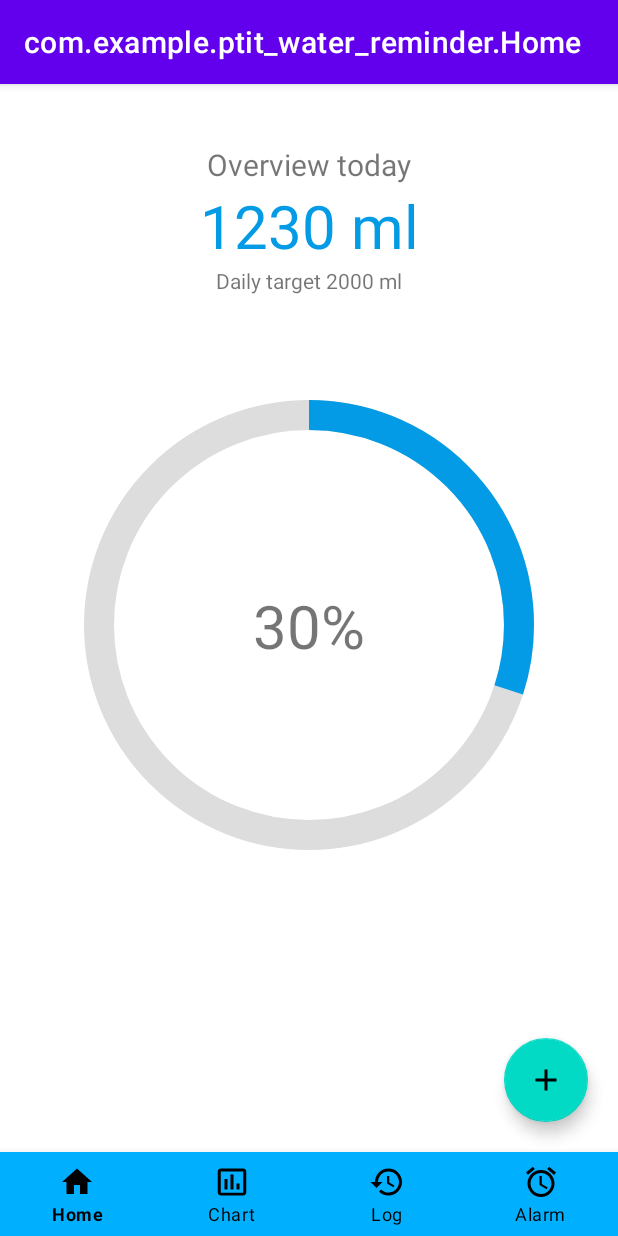
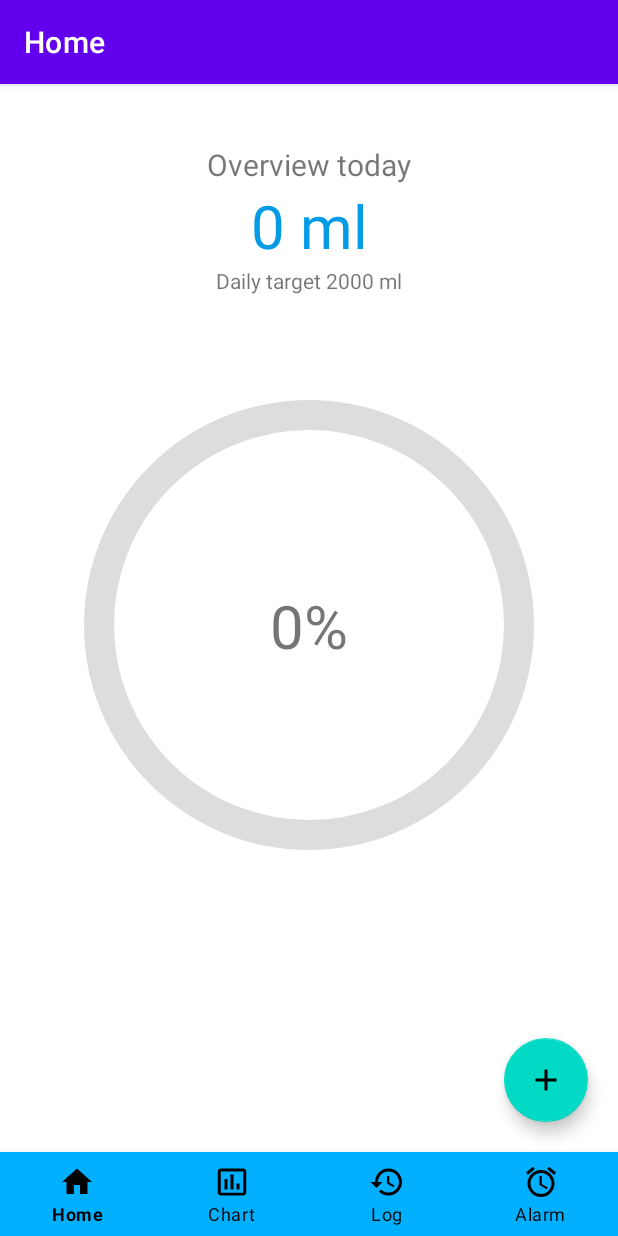
Before and after one commit to 1997808/ptit-water-reminder-android, an Android app: the screen it shows after launch (Home), after a tap on "ĐĂNG NHẬP", on a phone screen of 412 x 824 dp. Run offline under Robolectric (Android 15) with nearby library versions, the phone set to English and light mode, and no system bars; our stand-ins replace navigation-ui.

Commit message:
set title fragment

```diff
--- a/app/src/main/java/com/example/ptit_water_reminder/AlarmFragment.java
+++ b/app/src/main/java/com/example/ptit_water_reminder/AlarmFragment.java
@@ -26,6 +26,7 @@ public class AlarmFragment extends Fragment {
     public View onCreateView(LayoutInflater inflater, ViewGroup container,
                              Bundle savedInstanceState) {
         // Inflate the layout for this fragment
+        getActivity().setTitle("Alarm");
         return inflater.inflate(R.layout.fragment_alarm, container, false);
     }
 }
--- a/app/src/main/java/com/example/ptit_water_reminder/ChartFragment.java
+++ b/app/src/main/java/com/example/ptit_water_reminder/ChartFragment.java
@@ -25,6 +25,7 @@ public class ChartFragment extends Fragment {
     @Override
     public View onCreateView(LayoutInflater inflater, ViewGroup container,
                              Bundle savedInstanceState) {
+        getActivity().setTitle("Chart");
         return inflater.inflate(R.layout.fragment_chart, container, false);
     }
 }
--- a/app/src/main/java/com/example/ptit_water_reminder/HistoryFragment.java
+++ b/app/src/main/java/com/example/ptit_water_reminder/HistoryFragment.java
@@ -80,6 +80,7 @@ public class HistoryFragment extends Fragment {
                              Bundle savedInstanceState) {
         View view = inflater.inflate(R.layout.fragment_history, container, false);
         listView = view.findViewById(R.id.listLogView);
+        getActivity().setTitle("Log");
 
         MyDatabaseHelper db = new MyDatabaseHelper(getActivity());
         List<WaterLog> data = db.getAllWaterLogs();
@@ -113,7 +114,6 @@ public class HistoryFragment extends Fragment {
 
         final WaterLog selectedWaterLog = (WaterLog) this.listView.getItemAtPosition(info.position);
 
-
         if(item.getItemId() == MENU_ITEM_VIEW){
             Log.d("this is tag","messsssss");
             Toast.makeText(getContext(),selectedWaterLog.getWaterLogId(),Toast.LENGTH_LONG).show();// chu y
--- a/app/src/main/java/com/example/ptit_water_reminder/Home.java
+++ b/app/src/main/java/com/example/ptit_water_reminder/Home.java
@@ -4,15 +4,16 @@ import androidx.annotation.NonNull;
 import androidx.appcompat.app.AppCompatActivity;
 import androidx.fragment.app.Fragment;
 import androidx.fragment.app.FragmentTransaction;
+import androidx.navigation.NavController;
+import androidx.navigation.fragment.NavHostFragment;
+import androidx.navigation.ui.AppBarConfiguration;
+import androidx.navigation.ui.NavigationUI;
 
 import android.os.Bundle;
-import android.os.Debug;
-import android.util.Log;
 import android.view.MenuItem;
 
 import com.google.android.material.bottomnavigation.BottomNavigationView;
 import com.google.android.material.navigation.NavigationBarView;
-import com.google.android.material.tabs.TabLayout;
 
 public class Home extends AppCompatActivity {
     BottomNavigationView bottomNavigationView;
@@ -24,7 +25,7 @@ public class Home extends AppCompatActivity {
 
         bottomNavigationView = findViewById(R.id.bottomNavigationView);
         bottomNavigationView.setOnItemSelectedListener(navListener);
-        getSupportFragmentManager().beginTransaction().replace(R.id.fragment_container, new HomeFragment()).commit();
+        getSupportFragmentManager().beginTransaction().replace(R.id.fragment_container, HomeFragment.newInstance()).commit();
     }
 
     private NavigationBarView.OnItemSelectedListener navListener = new NavigationBarView.OnItemSelectedListener() {
--- a/app/src/main/java/com/example/ptit_water_reminder/HomeFragment.java
+++ b/app/src/main/java/com/example/ptit_water_reminder/HomeFragment.java
@@ -3,6 +3,7 @@ package com.example.ptit_water_reminder;
 import android.os.Bundle;
 
 import androidx.fragment.app.Fragment;
+import androidx.fragment.app.FragmentTransaction;
 
 import android.util.Log;
 import android.view.LayoutInflater;
@@ -10,7 +11,9 @@ import android.view.View;
 import android.view.ViewGroup;
 import android.widget.TextView;
 
+import com.example.ptit_water_reminder.fragment.AddLogHomeFragment;
 import com.example.ptit_water_reminder.helper.MyDatabaseHelper;
+import com.google.android.material.floatingactionbutton.FloatingActionButton;
 import com.google.android.material.progressindicator.CircularProgressIndicator;
 
 import org.w3c.dom.Text;
@@ -35,12 +38,39 @@ public class HomeFragment extends Fragment {
                              Bundle savedInstanceState) {
         View view = inflater.inflate(R.layout.fragment_home, container, false);
         TextView percent = view.findViewById(R.id.overview_percentage);
+        TextView overview_ml = view.findViewById(R.id.overview_ml);
+        CircularProgressIndicator progress = view.findViewById(R.id.progress_circular_waterlog);
+        FloatingActionButton floatingButtonHome = view.findViewById(R.id.floating_button_home);
+        getActivity().setTitle("Home");
+
+        floatingButtonHome.setOnClickListener(new View.OnClickListener() {
+            @Override
+            public void onClick(View v) {
+                FragmentTransaction transaction = getParentFragmentManager().beginTransaction();
+                transaction.replace(R.id.fragment_container, AddLogHomeFragment.newInstance("", ""));
+                transaction.addToBackStack(null);
+                transaction.commit();
+                getActivity().setTitle("Add Log");
+            }
+        });
+
         MyDatabaseHelper db = new MyDatabaseHelper(getActivity());
         int sum = db.getSumWaterLogToday();
         Log.i("TAG", String.valueOf(sum));
-        CircularProgressIndicator progress = view.findViewById(R.id.progress_circular_waterlog);
-        progress.setProgressCompat(30, true);
-        percent.setText(30 + "%");
+        int percentInt = calculatePercentage(sum, 2000);
+        progress.setProgressCompat(percentInt, true);
+        percent.setText(percentInt + "%");
+        overview_ml.setText(sum + " ml");
         return view;
     }
+
+    private int calculatePercentage(int n, int max) {
+        int result = 0;
+        if (n > max) {
+            result = 100;
+        } else {
+            result = n / max * 100;
+        }
+        return (int) Math.floor(result);
+    }
 }
--- a/app/src/main/java/com/example/ptit_water_reminder/MainActivity.java
+++ b/app/src/main/java/com/example/ptit_water_reminder/MainActivity.java
@@ -27,6 +27,8 @@ public class MainActivity extends AppCompatActivity {
         db.createDefaultWaterLogsIfNeed();
         db.getAllCups();
 
+        this.getSupportActionBar().setTitle("Login");
+
         btdangNhap.setOnClickListener(new View.OnClickListener() {
             @Override
             public void onClick(View v) {
@@ -38,15 +40,12 @@ public class MainActivity extends AppCompatActivity {
                         Intent i= new Intent(MainActivity.this,Home.class);
                         startActivity(i);
                     }
-                   else{
+                    else {
                         Toast.makeText(MainActivity.this,"Dang nhap that bai", Toast.LENGTH_SHORT).show();
-                   }
+                    }
                 }
-
-
-               Intent i= new Intent(MainActivity.this,Home.class);
-               startActivity(i);
-
+                Intent i= new Intent(MainActivity.this,Home.class);
+                startActivity(i);
             }
         });
 
@@ -57,7 +56,5 @@ public class MainActivity extends AppCompatActivity {
         edPassword= (EditText) findViewById(R.id.password);
         btdangNhap=(Button) findViewById(R.id.btDangNhap);
         btdangKy=(Button) findViewById(R.id.btDangKy);
-
-
     }
 }
--- a/app/src/main/java/com/example/ptit_water_reminder/AddEditHistoryFragment.java
+++ b/app/src/main/java/com/example/ptit_water_reminder/fragment/AddEditHistoryFragment.java
@@ -1,16 +1,16 @@
-package com.example.ptit_water_reminder;
+package com.example.ptit_water_reminder.fragment;
 
 import android.os.Bundle;
 
 import androidx.fragment.app.Fragment;
 
-import android.util.Log;
 import android.view.LayoutInflater;
 import android.view.View;
 import android.view.ViewGroup;
 import android.widget.Button;
 import android.widget.EditText;
 
+import com.example.ptit_water_reminder.R;
 import com.example.ptit_water_reminder.helper.MyDatabaseHelper;
 import com.example.ptit_water_reminder.models.WaterLog;
 
--- a/app/src/main/res/layout/fragment_add_edit_history.xml
+++ b/app/src/main/res/layout/fragment_add_edit_history.xml
@@ -5,7 +5,7 @@
     xmlns:tools="http://schemas.android.com/tools"
     android:layout_width="match_parent"
     android:layout_height="match_parent"
-    tools:context=".AddEditHistoryFragment"
+    tools:context=".fragment.AddEditHistoryFragment"
     android:background="@color/black">
 
 
--- a/app/src/main/res/layout/fragment_home.xml
+++ b/app/src/main/res/layout/fragment_home.xml
@@ -21,6 +21,7 @@
         app:trackThickness="20dp" />
 
     <com.google.android.material.floatingactionbutton.FloatingActionButton
+        android:id="@+id/floating_button_home"
         android:layout_width="wrap_content"
         android:layout_height="92dp"
         android:layout_gravity="bottom|right"
```
Also changed, not shown: app/src/main/java/com/example/ptit_water_reminder/fragment/AddLogHomeFragment.java (added, +53 -0 lines), app/src/main/res/layout/fragment_add_log_home.xml (added, +14 -0 lines).
